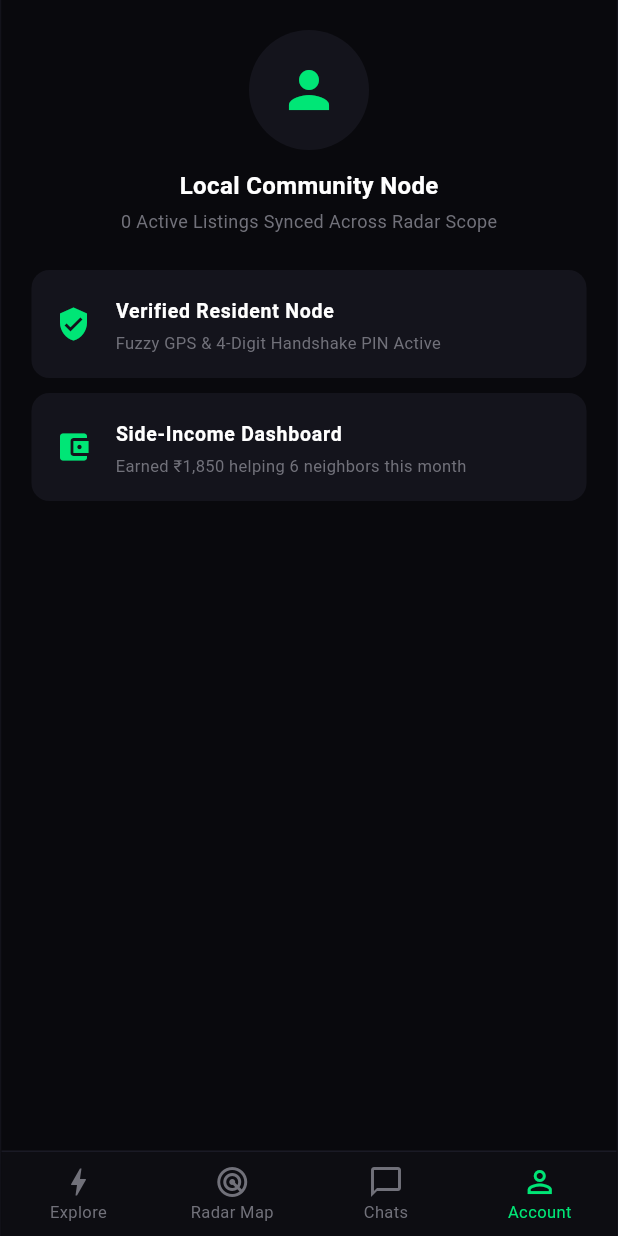
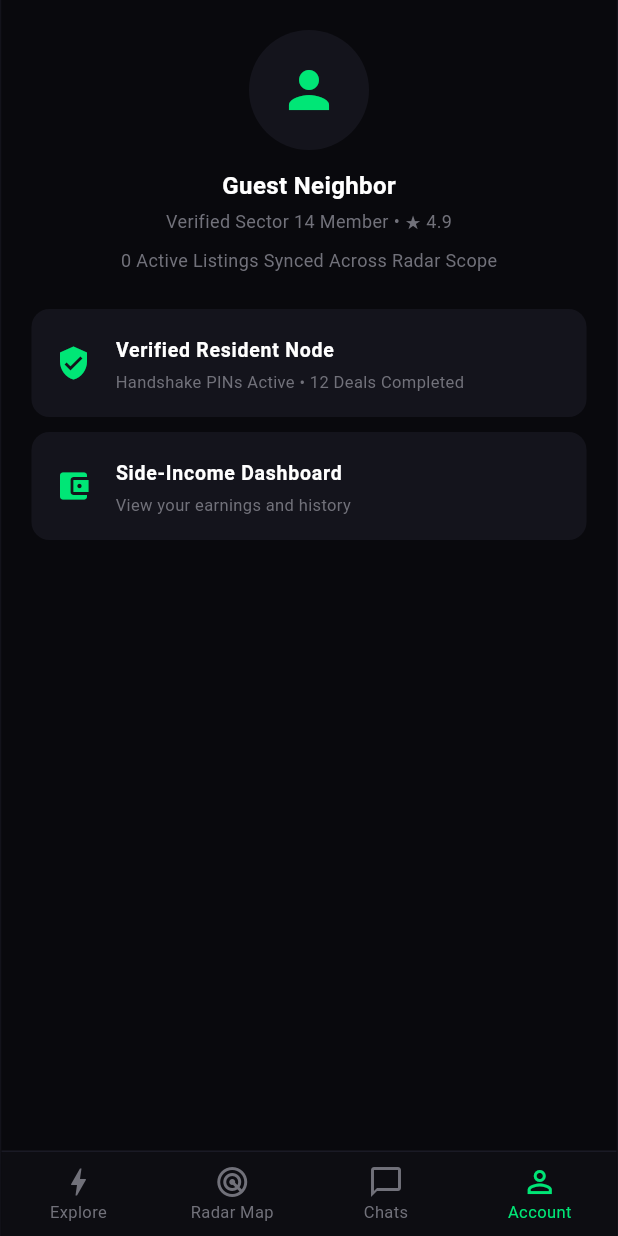
Before and after one commit to dilipnarayansah/the_radar_grid, a Flutter app: the screen it shows after launch, item 4 of the bottom bar chosen, on a phone screen of 412 x 824 dp. Run offline on Flutter 3.47's test engine with Material 3 defaults, Android fonts, the phone set to English and light mode, and no system bars; our stand-ins replace cloud_firestore, firebase_core, geolocator; accounts and stored records are empty.

Commit message:
feat: modularize models, add security rules and boosted UI badges

```diff
--- a/lib/main.dart
+++ b/lib/main.dart
@@ -5,6 +5,9 @@ import 'package:firebase_core/firebase_core.dart';
 import 'package:flutter/material.dart';
 import 'package:geolocator/geolocator.dart';
 import 'firebase_options.dart';
+import 'package:the_radar_grid/models/listing.dart';
+import 'package:the_radar_grid/models/chat.dart';
+import 'package:the_radar_grid/models/user.dart';
 
 void main() async {
   WidgetsFlutterBinding.ensureInitialized();
@@ -32,134 +35,6 @@ class RadarGridApp extends StatelessWidget {
   }
 }
 
-// ---------------- DATA MODELS ----------------
-enum ListingType { offer, need, bounty, tool }
-
-class GridListing {
-  final String id;
-  final String title;
-  final String subtitle;
-  final String category;
-  final String tag;
-  final String iconEmoji;
-  final double rating;
-  final int reviewsCount;
-  final String eta;
-  final double distanceKm;
-  final String price;
-  final String bio;
-  final String phone;
-  final String sector;
-  final double? latitude;
-  final double? longitude;
-  final ListingType type;
-  final bool isVerified;
-  final String paymentTag;
-  final String statusText;
-  bool isFavorite;
-
-  GridListing({
-    required this.id,
-    required this.title,
-    required this.subtitle,
-    required this.category,
-    required this.tag,
-    required this.iconEmoji,
-    required this.rating,
-    required this.reviewsCount,
-    required this.eta,
-    required this.distanceKm,
-    required this.price,
-    required this.bio,
-    required this.phone,
-    required this.sector,
-    this.latitude,
-    this.longitude,
-    this.type = ListingType.offer,
-    this.isVerified = true,
-    this.paymentTag = '📱 UPI / Cash',
-    this.statusText = '🟢 Active Now',
-    this.isFavorite = false,
-  });
-
-  Map<String, dynamic> toMap() => {
-    'title': title,
-    'subtitle': subtitle,
-    'category': category,
-    'tag': tag,
-    'iconEmoji': iconEmoji,
-    'rating': rating,
-    'reviewsCount': reviewsCount,
-    'eta': eta,
-    'distanceKm': distanceKm,
-    'price': price,
-    'bio': bio,
-    'phone': phone,
-    'sector': sector,
-    'latitude': latitude,
-    'longitude': longitude,
-    'type': type.name,
-    'isVerified': isVerified,
-    'paymentTag': paymentTag,
-    'statusText': statusText,
-    'isFavorite': isFavorite,
-  };
-
-  factory GridListing.fromFirestore(DocumentSnapshot<Map<String, dynamic>> doc) {
-    final data = doc.data() ?? <String, dynamic>{};
-    final typeName = data['type'] as String?;
-
-    return GridListing(
-      id: doc.id,
-      title: data['title'] as String? ?? '',
-      subtitle: data['subtitle'] as String? ?? '',
-      category: data['category'] as String? ?? '',
-      tag: data['tag'] as String? ?? '',
-      iconEmoji: data['iconEmoji'] as String? ?? '',
-      rating: (data['rating'] as num?)?.toDouble() ?? 0.0,
-      reviewsCount: (data['reviewsCount'] as num?)?.toInt() ?? 0,
-      eta: data['eta'] as String? ?? '',
-      distanceKm: (data['distanceKm'] as num?)?.toDouble() ?? 0.0,
-      price: data['price'] as String? ?? '',
-      bio: data['bio'] as String? ?? '',
-      phone: data['phone'] as String? ?? '',
-      sector: data['sector'] as String? ?? '',
-      latitude: (data['latitude'] as num?)?.toDouble(),
-      longitude: (data['longitude'] as num?)?.toDouble(),
-      type: ListingType.values.firstWhere(
-        (value) => value.name == typeName,
-        orElse: () => ListingType.offer,
-      ),
-      isVerified: data['isVerified'] as bool? ?? true,
-      paymentTag: data['paymentTag'] as String? ?? '📱 UPI / Cash',
-      statusText: data['statusText'] as String? ?? '🟢 Active Now',
-      isFavorite: data['isFavorite'] as bool? ?? false,
-    );
-  }
-}
-
-class ChatMessage {
-  final String sender;
-  final String text;
-  final String time;
-  final bool isMe;
-  final bool isSlotRequest;
-  final bool isUpiRequest;
-  final bool isPinVerified;
-  final String? upiAmount;
-
-  ChatMessage({
-    required this.sender,
-    required this.text,
-    required this.time,
-    required this.isMe,
-    this.isSlotRequest = false,
-    this.isUpiRequest = false,
-    this.isPinVerified = false,
-    this.upiAmount,
-  });
-}
-
 // ---------------- ROOT MOBILE CONTAINER ----------------
 class MainRadarShell extends StatefulWidget {
   const MainRadarShell({super.key});
@@ -177,6 +52,7 @@ class _MainRadarShellState extends State<MainRadarShell> {
   bool _lateNightSOS = false;
 
   late List<GridListing> _listings;
+  late UserProfile _currentUser;
   StreamSubscription<QuerySnapshot<Map<String, dynamic>>>? _listingsSubscription;
   final Map<String, List<ChatMessage>> _chats = {};
   final Set<String> _bookmarkedIds = {};
@@ -185,6 +61,14 @@ class _MainRadarShellState extends State<MainRadarShell> {
   void initState() {
     super.initState();
     _requestLocationPermission();
+    _currentUser = UserProfile(
+      uid: 'user_123',
+      displayName: 'Guest Neighbor',
+      email: 'guest@radargrid.io',
+      avatarUrl: '',
+      reliabilityRating: 4.9,
+      completedDeals: 12,
+    );
     _listings = [
       GridListing(
         id: '1',
@@ -633,7 +517,7 @@ class _MainRadarShellState extends State<MainRadarShell> {
         chats: _chats,
         onOpenChat: (name) => _openChat(context, name),
       ),
-      ProfileScreen(listingsCount: _listings.length),
+      ProfileScreen(user: _currentUser, listingsCount: _listings.length),
     ];
 
     return Scaffold(
@@ -1282,10 +1166,24 @@ class _InteractiveCardItemState extends State<InteractiveCardItem> {
           child: Column(
             crossAxisAlignment: CrossAxisAlignment.start,
             children: [
-              Container(
-                padding: const EdgeInsets.symmetric(horizontal: 6, vertical: 3),
-                decoration: BoxDecoration(color: const Color(0xFF09090D), borderRadius: BorderRadius.circular(6)),
-                child: Text(item.tag, style: const TextStyle(color: Color(0xFFA1A1AA), fontSize: 8, fontWeight: FontWeight.bold, letterSpacing: 0.4)),
+              Row(
+                mainAxisAlignment: MainAxisAlignment.spaceBetween,
+                children: [
+                  Container(
+                    padding: const EdgeInsets.symmetric(horizontal: 6, vertical: 3),
+                    decoration: BoxDecoration(color: const Color(0xFF09090D), borderRadius: BorderRadius.circular(6)),
+                    child: Text(item.tag, style: const TextStyle(color: Color(0xFFA1A1AA), fontSize: 8, fontWeight: FontWeight.bold, letterSpacing: 0.4)),
+                  ),
+                  if (item.isBoosted)
+                    Container(
+                      padding: const EdgeInsets.symmetric(horizontal: 6, vertical: 3),
+                      decoration: BoxDecoration(
+                        color: const Color(0xFF00E676).withValues(alpha: 0.15),
+                        borderRadius: BorderRadius.circular(6),
+                      ),
+                      child: const Text('⚡ BOOSTED', style: TextStyle(color: Color(0xFF00E676), fontSize: 8, fontWeight: FontWeight.bold, letterSpacing: 0.4)),
+                    ),
+                ],
               ),
               const SizedBox(height: 6),
               Expanded(
@@ -1704,9 +1602,10 @@ class _ActiveChatScreenState extends State<ActiveChatScreen> {
 
 // ---------------- TAB 4: PROFILE SCREEN ----------------
 class ProfileScreen extends StatelessWidget {
+  final UserProfile user;
   final int listingsCount;
 
-  const ProfileScreen({super.key, required this.listingsCount});
+  const ProfileScreen({super.key, required this.user, required this.listingsCount});
 
   @override
   Widget build(BuildContext context) {
@@ -1714,10 +1613,19 @@ class ProfileScreen extends StatelessWidget {
       child: ListView(
         padding: const EdgeInsets.all(20),
         children: [
-          const CircleAvatar(radius: 40, backgroundColor: Color(0xFF14141C), child: Icon(Icons.person, size: 40, color: Color(0xFF00E676))),
+          Center(
+            child: CircleAvatar(
+              radius: 40,
+              backgroundColor: const Color(0xFF14141C),
+              backgroundImage: user.avatarUrl.isNotEmpty ? NetworkImage(user.avatarUrl) : null,
+              child: user.avatarUrl.isEmpty ? const Icon(Icons.person, size: 40, color: Color(0xFF00E676)) : null,
+            ),
+          ),
           const SizedBox(height: 12),
-          const Center(child: Text('Local Community Node', style: TextStyle(fontSize: 16, fontWeight: FontWeight.bold, color: Colors.white))),
+          Center(child: Text(user.displayName, style: const TextStyle(fontSize: 16, fontWeight: FontWeight.bold, color: Colors.white))),
           const SizedBox(height: 4),
+          Center(child: Text('Verified Sector 14 Member • ★ ${user.reliabilityRating}', style: const TextStyle(fontSize: 12, color: Color(0xFF71717A)))),
+          const SizedBox(height: 8),
           Center(child: Text('$listingsCount Active Listings Synced Across Radar Scope', style: const TextStyle(fontSize: 12, color: Color(0xFF71717A)))),
           const SizedBox(height: 24),
           ListTile(
@@ -1725,7 +1633,7 @@ class ProfileScreen extends StatelessWidget {
             shape: RoundedRectangleBorder(borderRadius: BorderRadius.circular(12)),
             leading: const Icon(Icons.verified_user, color: Color(0xFF00E676)),
             title: const Text('Verified Resident Node', style: TextStyle(fontSize: 13, fontWeight: FontWeight.bold)),
-            subtitle: const Text('Fuzzy GPS & 4-Digit Handshake PIN Active', style: TextStyle(fontSize: 11, color: Color(0xFF71717A))),
+            subtitle: Text('Handshake PINs Active • ${user.completedDeals} Deals Completed', style: const TextStyle(fontSize: 11, color: Color(0xFF71717A))),
           ),
           const SizedBox(height: 10),
           ListTile(
@@ -1733,7 +1641,7 @@ class ProfileScreen extends StatelessWidget {
             shape: RoundedRectangleBorder(borderRadius: BorderRadius.circular(12)),
             leading: const Icon(Icons.account_balance_wallet, color: Color(0xFF00E676)),
             title: const Text('Side-Income Dashboard', style: TextStyle(fontSize: 13, fontWeight: FontWeight.bold)),
-            subtitle: const Text('Earned ₹1,850 helping 6 neighbors this month', style: TextStyle(fontSize: 11, color: Color(0xFF71717A))),
+            subtitle: const Text('View your earnings and history', style: TextStyle(fontSize: 11, color: Color(0xFF71717A))),
           ),
         ],
       ),
--- /dev/null
+++ b/lib/models/chat.dart
@@ -0,0 +1,21 @@
+class ChatMessage {
+  final String sender;
+  final String text;
+  final String time;
+  final bool isMe;
+  final bool isSlotRequest;
+  final bool isUpiRequest;
+  final bool isPinVerified;
+  final String? upiAmount;
+
+  ChatMessage({
+    required this.sender,
+    required this.text,
+    required this.time,
+    required this.isMe,
+    this.isSlotRequest = false,
+    this.isUpiRequest = false,
+    this.isPinVerified = false,
+    this.upiAmount,
+  });
+}
--- /dev/null
+++ b/lib/models/listing.dart
@@ -0,0 +1,114 @@
+import 'package:cloud_firestore/cloud_firestore.dart';
+
+enum ListingType { offer, need, bounty, tool }
+
+class GridListing {
+  final String id;
+  final String title;
+  final String subtitle;
+  final String category;
+  final String tag;
+  final String iconEmoji;
+  final double rating;
+  final int reviewsCount;
+  final String eta;
+  final double distanceKm;
+  final String price;
+  final String bio;
+  final String phone;
+  final String sector;
+  final double? latitude;
+  final double? longitude;
+  final ListingType type;
+  final bool isVerified;
+  final String paymentTag;
+  final String statusText;
+  final String? authorId; // Security: Link to owner
+  final bool isBoosted;   // Feature: ₹29 pay-to-boost
+  bool isFavorite;
+
+  GridListing({
+    required this.id,
+    required this.title,
+    required this.subtitle,
+    required this.category,
+    required this.tag,
+    required this.iconEmoji,
+    required this.rating,
+    required this.reviewsCount,
+    required this.eta,
+    required this.distanceKm,
+    required this.price,
+    required this.bio,
+    required this.phone,
+    required this.sector,
+    this.latitude,
+    this.longitude,
+    this.type = ListingType.offer,
+    this.isVerified = true,
+    this.paymentTag = '📱 UPI / Cash',
+    this.statusText = '🟢 Active Now',
+    this.isFavorite = false,
+    this.authorId,
+    this.isBoosted = false,
+  });
+
+  Map<String, dynamic> toMap() => {
+    'title': title,
+    'subtitle': subtitle,
+    'category': category,
+    'tag': tag,
+    'iconEmoji': iconEmoji,
+    'rating': rating,
+    'reviewsCount': reviewsCount,
+    'eta': eta,
+    'distanceKm': distanceKm,
+    'price': price,
+    'bio': bio,
+    'phone': phone,
+    'sector': sector,
+    'latitude': latitude,
+    'longitude': longitude,
+    'type': type.name,
+    'isVerified': isVerified,
+    'paymentTag': paymentTag,
+    'statusText': statusText,
+    'isFavorite': isFavorite,
+    'authorId': authorId,
+    'isBoosted': isBoosted,
+  };
+
+  factory GridListing.fromFirestore(DocumentSnapshot<Map<String, dynamic>> doc) {
+    final data = doc.data() ?? <String, dynamic>{};
+    final typeName = data['type'] as String?;
+
+    return GridListing(
+      id: doc.id,
+      title: data['title'] as String? ?? '',
+      subtitle: data['subtitle'] as String? ?? '',
+      category: data['category'] as String? ?? '',
+      tag: data['tag'] as String? ?? '',
+      iconEmoji: data['iconEmoji'] as String? ?? '',
+      rating: (data['rating'] as num?)?.toDouble() ?? 0.0,
+      reviewsCount: (data['reviewsCount'] as num?)?.toInt() ?? 0,
+      eta: data['eta'] as String? ?? '',
+      distanceKm: (data['distanceKm'] as num?)?.toDouble() ?? 0.0,
+      price: data['price'] as String? ?? '',
+      bio: data['bio'] as String? ?? '',
+      phone: data['phone'] as String? ?? '',
+      sector: data['sector'] as String? ?? '',
+      latitude: (data['latitude'] as num?)?.toDouble(),
+      longitude: (data['longitude'] as num?)?.toDouble(),
+      type: ListingType.values.firstWhere(
+        (value) => value.name == typeName,
+        orElse: () => ListingType.offer,
+      ),
+      isVerified: data['isVerified'] as bool? ?? true,
+      paymentTag: data['paymentTag'] as String? ?? '📱 UPI / Cash',
+      statusText: data['statusText'] as String? ?? '🟢 Active Now',
+      isFavorite: data['isFavorite'] as bool? ?? false,
+      authorId: data['authorId'] as String?,
+      isBoosted: data['isBoosted'] as bool? ?? false,
+    );
+  }
+}
--- /dev/null
+++ b/lib/models/user.dart
@@ -0,0 +1,37 @@
+class UserProfile {
+  final String uid;
+  final String displayName;
+  final String email;
+  final String avatarUrl;
+  final double reliabilityRating;
+  final int completedDeals;
+
+  UserProfile({
+    required this.uid,
+    required this.displayName,
+    required this.email,
+    required this.avatarUrl,
+    this.reliabilityRating = 5.0,
+    this.completedDeals = 0,
+  });
+
+  Map<String, dynamic> toMap() => {
+    'uid': uid,
+    'displayName': displayName,
+    'email': email,
+    'avatarUrl': avatarUrl,
+    'reliabilityRating': reliabilityRating,
+    'completedDeals': completedDeals,
+  };
+
+  factory UserProfile.fromMap(Map<String, dynamic> data) {
+    return UserProfile(
+      uid: data['uid'] ?? '',
+      displayName: data['displayName'] ?? '',
+      email: data['email'] ?? '',
+      avatarUrl: data['avatarUrl'] ?? '',
+      reliabilityRating: (data['reliabilityRating'] as num?)?.toDouble() ?? 5.0,
+      completedDeals: (data['completedDeals'] as num?)?.toInt() ?? 0,
+    );
+  }
+}
```
Also changed, not shown: 3 other files.
